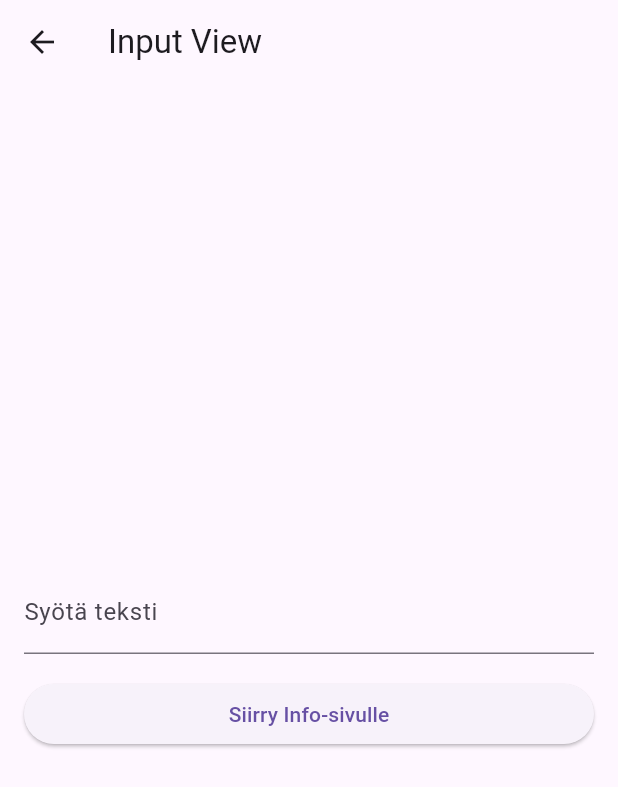
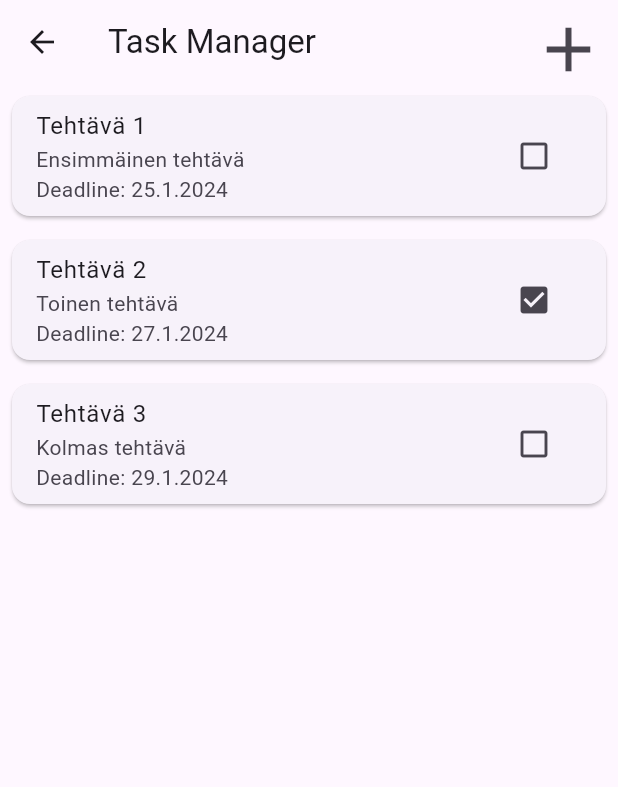
Before and after one commit to EetuPaananen5/flutter_application_2, a Flutter app: the InputView screen opened by its route, on a phone screen of 412 x 824 dp. Shown: the top 787 px of the screen. Run offline on Flutter 3.47's test engine with Material 3 defaults, Android fonts, the phone set to English and light mode, and no system bars.

Commit message:
Kaikki toimii

```diff
--- /dev/null
+++ b/lib/komponentit/task.dart
@@ -0,0 +1,24 @@
+
+
+class Task {
+  String name;
+  String details;
+  DateTime deadline;
+  bool isDone;
+  bool isDeleted; // Lisätty isDeleted-kenttä
+
+  Task(
+      {required this.name,
+      required this.details,
+      required this.deadline,
+      required this.isDone,
+      this.isDeleted = false});
+
+  String get formattedDeadline {
+    return "${deadline.day}.${deadline.month}.${deadline.year}";
+  }
+
+  void toggleDone() {
+    isDone = !isDone;
+  }
+}
--- a/lib/main.dart
+++ b/lib/main.dart
@@ -8,6 +8,8 @@ void main() {
 }
 
 class MyApp extends StatelessWidget {
+  const MyApp({super.key});
+
   @override
   Widget build(BuildContext context) {
     return MaterialApp(
--- a/lib/views/input_view.dart
+++ b/lib/views/input_view.dart
@@ -1,33 +1,124 @@
 import 'package:flutter/material.dart';
+import 'package:flutter_application_2/komponentit/task.dart';
+import 'package:flutter_application_2/views/task_edit_view.dart';
 
-class InputView extends StatelessWidget {
+class  InputView extends StatefulWidget {
+  const InputView({super.key});
+
+  @override
+  _InputViewState createState() => _InputViewState();
+}
+
+class _InputViewState extends State<InputView> {
+  List<Task> tasks = [
+    Task(
+      name: 'Tehtävä 1',
+      details: 'Ensimmäinen tehtävä',
+      deadline: DateTime.now().add(const Duration(days: 1)),
+      isDone: false,
+    ),
+    Task(
+      name: 'Tehtävä 2',
+      details: 'Toinen tehtävä',
+      deadline: DateTime.now().add(const Duration(days: 3)),
+      isDone: true,
+    ),
+    Task(
+      name: 'Tehtävä 3',
+      details: 'Kolmas tehtävä',
+      deadline: DateTime.now().add(const Duration(days: 5)),
+      isDone: false,
+    ),
+  ];
+
+  void _addTask(Task newTask) {
+    setState(() {
+      tasks.add(newTask);
+    });
+  }
+
+  void _editTask(int index, Task editedTask) {
+    setState(() {
+      tasks[index] = editedTask;
+    });
+  }
+
+  void _deleteTask(int index) {
+    setState(() {
+      tasks.removeAt(index);
+    });
+  }
+
+  void _openEditView(Task task) async {
+    final editedTask = await Navigator.push(
+      context,
+      MaterialPageRoute(builder: (context) => TaskEditView(task)),
+    );
+
+    if (editedTask != null) {
+      if (editedTask.isDeleted) {
+        _deleteTask(tasks.indexOf(task));
+      } else {
+        _editTask(tasks.indexOf(task), editedTask);
+      }
+    }
+  }
+
   @override
   Widget build(BuildContext context) {
     return Scaffold(
       appBar: AppBar(
-        title: Text('Input View'),
+        title: const Text('Task Manager'),
+        actions: [
+          IconButton(
+            icon: const Icon(Icons.add),
+            iconSize: 50.0, // Aseta tässä haluamasi koko ikonille
+            onPressed: () async {
+              final newTask = await Navigator.push(
+                context,
+                MaterialPageRoute(builder: (context) => TaskEditView(null)),
+              );
+
+              if (newTask != null) {
+                _addTask(newTask);
+              }
+            },
+          ),
+        ],
       ),
-      body: Padding(
-        padding: const EdgeInsets.all(16.0),
-        child: Column(
-          mainAxisAlignment: MainAxisAlignment.center,
-          crossAxisAlignment: CrossAxisAlignment.stretch,
-          children: [
-            const TextField(
-              decoration: InputDecoration(
-                labelText: 'Syötä teksti',
+      body: ListView.builder(
+        itemCount: tasks.length,
+        itemBuilder: (context, index) {
+          return Card(
+            margin: const EdgeInsets.all(8.0),
+            child: ListTile(
+              title: Text(tasks[index].name),
+              subtitle: Column(
+                crossAxisAlignment: CrossAxisAlignment.start,
+                children: [
+                  Text(tasks[index].details),
+                  Text('Deadline: ${tasks[index].formattedDeadline}'),
+                ],
               ),
+              trailing: IconButton(
+                icon: tasks[index].isDone
+                    ? const Icon(Icons.check_box)
+                    : const Icon(Icons.check_box_outline_blank),
+                onPressed: () {
+                  setState(() {
+                    tasks[index].toggleDone();
+                  });
+                },
+              ),
+              onTap: () {
+                _openEditView(tasks[index]);
+              },
+              onLongPress: () {
+                _deleteTask(index);
+              },
             ),
-            SizedBox(
-                height: 16.0), // Lisää väliä tekstikentän ja painikkeen välille
-            ElevatedButton(
-              onPressed: () {
-                Navigator.pushNamed(context, '/info');
-              },
-              child: Text('Siirry Info-sivulle'),
-            ),
-          ],
-        ),
+          );
+        },
       ),
     );
   }
```
Also changed, not shown: lib/views/task_edit_view.dart (added, +124 -0 lines).
